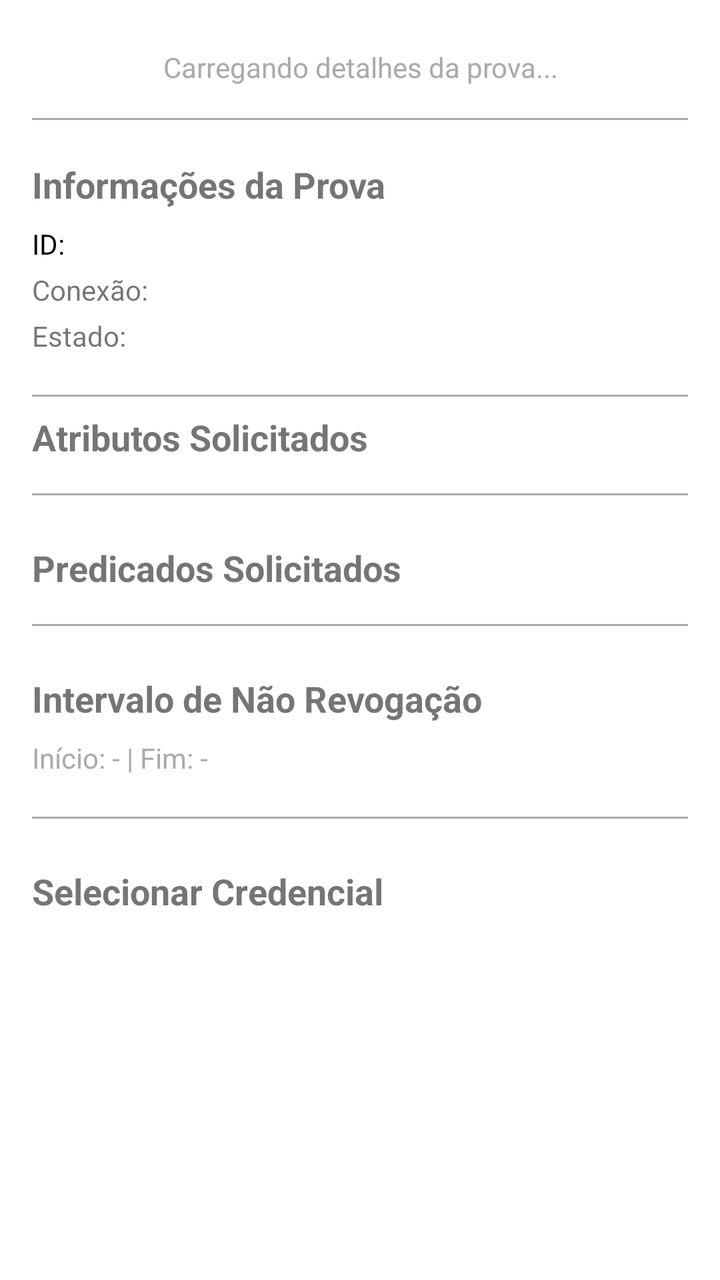
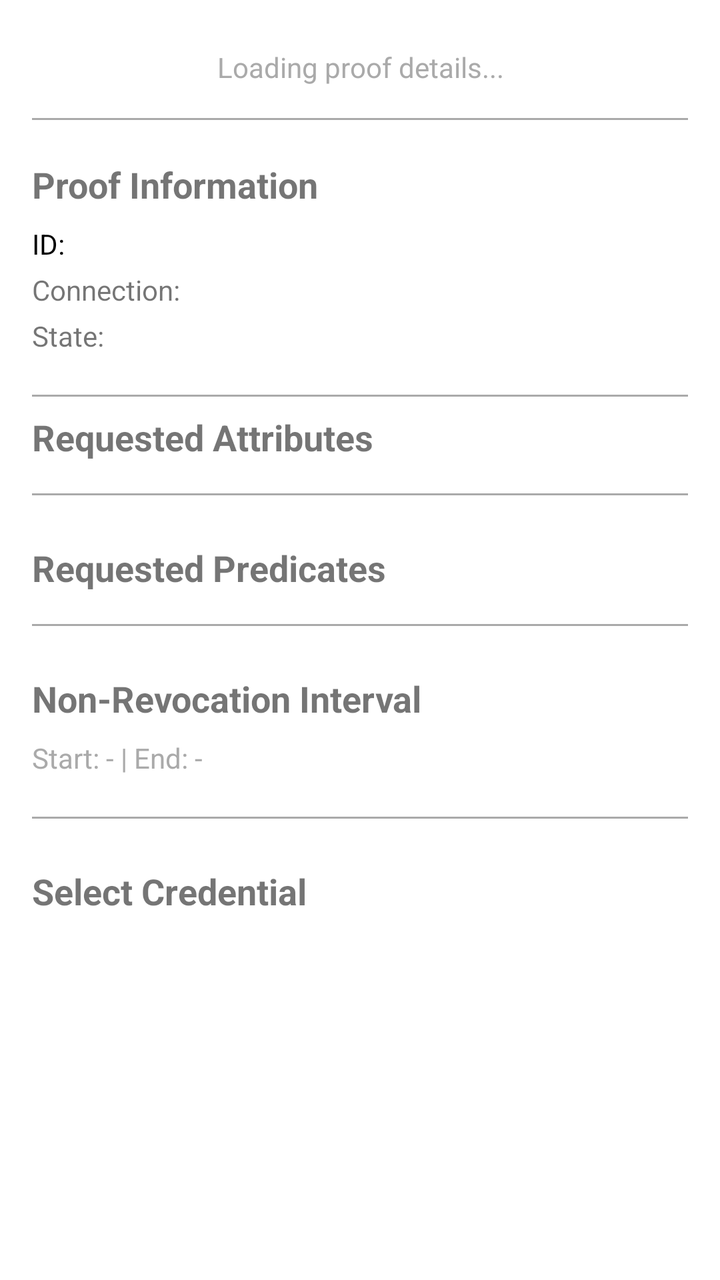

Compare the two renders of this Android layout. The source of the first and the diff that turns it into the second are given below.
<!-- AndroidManifest.xml: activity theme AppTheme.NoActionBar -->
<!-- res/layout/proof_request_detail.xml -->
<?xml version="1.0" encoding="utf-8"?>
<ScrollView xmlns:android="http://schemas.android.com/apk/res/android"
    android:id="@+id/scrollViewProof"
    android:layout_width="match_parent"
    android:layout_height="match_parent"
    android:padding="16dp"
    android:fillViewport="true">

    <LinearLayout
        android:id="@+id/proofContainer"
        android:layout_width="match_parent"
        android:layout_height="wrap_content"
        android:orientation="vertical">

        <ProgressBar
            android:id="@+id/loadingProgress"
            android:layout_width="wrap_content"
            android:layout_height="wrap_content"
            android:layout_gravity="center_horizontal"
            android:visibility="gone"
            android:indeterminate="true" />

        <TextView
            android:id="@+id/proofStatusMessage"
            android:layout_width="match_parent"
            android:layout_height="wrap_content"
            android:gravity="center"
            android:text="Carregando detalhes da prova..."
            android:textSize="14sp"
            android:padding="8dp"
            android:textColor="@android:color/darker_gray" />

        
        <LinearLayout
            android:id="@+id/statusCard"
            android:layout_width="match_parent"
            android:layout_height="wrap_content"
            android:orientation="horizontal"
            android:padding="12dp"
            android:gravity="center_vertical"
            android:background="@drawable/status_card_background"
            android:visibility="gone">

            <ImageView
                android:id="@+id/statusIcon"
                android:layout_width="24dp"
                android:layout_height="24dp"
                android:layout_marginEnd="8dp" />

            <TextView
                android:id="@+id/statusText"
                android:layout_width="0dp"
                android:layout_height="wrap_content"
                android:layout_weight="1"
                android:textSize="14sp"
                android:textColor="@android:color/black" />
        </LinearLayout>

        
        <View
            android:layout_width="match_parent"
            android:layout_height="1dp"
            android:background="@android:color/darker_gray"
            android:layout_marginVertical="8dp" />

        <TextView
            android:id="@+id/headerProofInfo"
            android:layout_width="match_parent"
            android:layout_height="wrap_content"
            android:text="Informações da Prova"
            android:textStyle="bold"
            android:textSize="18sp"
            android:paddingTop="12dp"
            android:paddingBottom="8dp" />

        <TextView
            android:id="@+id/proofId"
            android:layout_width="match_parent"
            android:layout_height="wrap_content"
            android:text="ID: "
            android:textColor="@android:color/black"
            android:paddingBottom="4dp" />

        <TextView
            android:id="@+id/proofConnection"
            android:layout_width="match_parent"
            android:layout_height="wrap_content"
            android:text="Conexão: "
            android:paddingBottom="4dp" />

        <TextView
            android:id="@+id/proofState"
            android:layout_width="match_parent"
            android:layout_height="wrap_content"
            android:text="Estado: "
            android:paddingBottom="12dp" />

        
        <View
            android:layout_width="match_parent"
            android:layout_height="1dp"
            android:background="@android:color/darker_gray"
            android:layout_marginVertical="8dp" />

        <TextView
            android:id="@+id/requestedAttributesHeader"
            android:layout_width="match_parent"
            android:layout_height="wrap_content"
            android:text="Atributos Solicitados"
            android:textStyle="bold"
            android:textSize="18sp"
            android:paddingBottom="8dp" />

        <LinearLayout
            android:id="@+id/requestedAttributesContainer"
            android:layout_width="match_parent"
            android:layout_height="wrap_content"
            android:orientation="vertical" />

        
        <View
            android:layout_width="match_parent"
            android:layout_height="1dp"
            android:background="@android:color/darker_gray"
            android:layout_marginVertical="8dp" />

        
        <TextView
            android:id="@+id/requestedPredicatesHeader"
            android:layout_width="match_parent"
            android:layout_height="wrap_content"
            android:text="Predicados Solicitados"
            android:textStyle="bold"
            android:textSize="18sp"
            android:paddingTop="16dp"
            android:paddingBottom="8dp" />

        <LinearLayout
            android:id="@+id/requestedPredicatesContainer"
            android:layout_width="match_parent"
            android:layout_height="wrap_content"
            android:orientation="vertical" />

        
        <View
            android:layout_width="match_parent"
            android:layout_height="1dp"
            android:background="@android:color/darker_gray"
            android:layout_marginVertical="8dp" />

        
        <TextView
            android:id="@+id/nonRevokedHeader"
            android:layout_width="match_parent"
            android:layout_height="wrap_content"
            android:text="Intervalo de Não Revogação"
            android:textStyle="bold"
            android:textSize="18sp"
            android:paddingTop="16dp"
            android:paddingBottom="8dp" />

        <TextView
            android:id="@+id/nonRevokedInterval"
            android:layout_width="match_parent"
            android:layout_height="wrap_content"
            android:text="Início: - | Fim: -"
            android:textColor="@android:color/darker_gray"
            android:paddingBottom="12dp" />

        
        <View
            android:layout_width="match_parent"
            android:layout_height="1dp"
            android:background="@android:color/darker_gray"
            android:layout_marginVertical="8dp" />

        <TextView
            android:id="@+id/selectCredentialHeader"
            android:layout_width="match_parent"
            android:layout_height="wrap_content"
            android:text="Selecionar Credencial"
            android:textStyle="bold"
            android:textSize="18sp"
            android:paddingTop="16dp"
            android:paddingBottom="8dp" />

        <Spinner
            android:id="@+id/credentialSpinner"
            android:layout_width="match_parent"
            android:layout_height="wrap_content"
            android:spinnerMode="dropdown"
            android:visibility="gone" />

        <Button
            android:id="@+id/btnSendProof"
            android:layout_width="match_parent"
            android:layout_height="wrap_content"
            android:text="✅ Accept and send proof"
            android:backgroundTint="@color/teal_700"
            android:textColor="@android:color/white"
            android:layout_marginTop="20dp"
            android:visibility="gone" />
    </LinearLayout>
</ScrollView>
<!-- resources referenced by this layout -->
<resources>
  <color name="teal_700">#00796B</color>
  <!-- drawable status_card_background (drawable) -->
  <shape xmlns:android="http://schemas.android.com/apk/res/android" android:shape="rectangle">
      <corners android:radius="12dp" />
      <solid android:color="#F3F3F3" />
  </shape>
  <style name="AppTheme.NoActionBar" parent="Theme.MaterialComponents.DayNight.NoActionBar">
          <item name="toolbarStyle">@style/WhiteToolbar</item>
      </style>
  <style name="WhiteToolbar" parent="Widget.AppCompat.Toolbar">
          <item name="titleTextColor">@android:color/white</item>
          <item name="navigationIconTint">@android:color/white</item>
          <item name="android:background">@color/teal_700</item>
      </style>
</resources>

<!-- the commit's change to res/layout/proof_request_detail.xml (unified diff, before → after) -->
@@ -25,12 +25,11 @@
             android:layout_width="match_parent"
             android:layout_height="wrap_content"
             android:gravity="center"
-            android:text="Carregando detalhes da prova..."
+            android:text="Loading proof details..."
             android:textSize="14sp"
             android:padding="8dp"
             android:textColor="@android:color/darker_gray" />
 
-        
         <LinearLayout
             android:id="@+id/statusCard"
             android:layout_width="match_parent"
@@ -56,7 +55,6 @@
                 android:textColor="@android:color/black" />
         </LinearLayout>
 
-        
         <View
             android:layout_width="match_parent"
             android:layout_height="1dp"
@@ -67,7 +65,7 @@
             android:id="@+id/headerProofInfo"
             android:layout_width="match_parent"
             android:layout_height="wrap_content"
-            android:text="Informações da Prova"
+            android:text="Proof Information"
             android:textStyle="bold"
             android:textSize="18sp"
             android:paddingTop="12dp"
@@ -85,17 +83,16 @@
             android:id="@+id/proofConnection"
             android:layout_width="match_parent"
             android:layout_height="wrap_content"
-            android:text="Conexão: "
+            android:text="Connection: "
             android:paddingBottom="4dp" />
 
         <TextView
             android:id="@+id/proofState"
             android:layout_width="match_parent"
             android:layout_height="wrap_content"
-            android:text="Estado: "
+            android:text="State: "
             android:paddingBottom="12dp" />
 
-        
         <View
             android:layout_width="match_parent"
             android:layout_height="1dp"
@@ -106,7 +103,7 @@
             android:id="@+id/requestedAttributesHeader"
             android:layout_width="match_parent"
             android:layout_height="wrap_content"
-            android:text="Atributos Solicitados"
+            android:text="Requested Attributes"
             android:textStyle="bold"
             android:textSize="18sp"
             android:paddingBottom="8dp" />
@@ -117,19 +114,17 @@
             android:layout_height="wrap_content"
             android:orientation="vertical" />
 
-        
         <View
             android:layout_width="match_parent"
             android:layout_height="1dp"
             android:background="@android:color/darker_gray"
             android:layout_marginVertical="8dp" />
 
-        
         <TextView
             android:id="@+id/requestedPredicatesHeader"
             android:layout_width="match_parent"
             android:layout_height="wrap_content"
-            android:text="Predicados Solicitados"
+            android:text="Requested Predicates"
             android:textStyle="bold"
             android:textSize="18sp"
             android:paddingTop="16dp"
@@ -141,19 +136,17 @@
             android:layout_height="wrap_content"
             android:orientation="vertical" />
 
-        
         <View
             android:layout_width="match_parent"
             android:layout_height="1dp"
             android:background="@android:color/darker_gray"
             android:layout_marginVertical="8dp" />
 
-        
         <TextView
             android:id="@+id/nonRevokedHeader"
             android:layout_width="match_parent"
             android:layout_height="wrap_content"
-            android:text="Intervalo de Não Revogação"
+            android:text="Non-Revocation Interval"
             android:textStyle="bold"
             android:textSize="18sp"
             android:paddingTop="16dp"
@@ -163,11 +156,10 @@
             android:id="@+id/nonRevokedInterval"
             android:layout_width="match_parent"
             android:layout_height="wrap_content"
-            android:text="Início: - | Fim: -"
+            android:text="Start: - | End: -"
             android:textColor="@android:color/darker_gray"
             android:paddingBottom="12dp" />
 
-        
         <View
             android:layout_width="match_parent"
             android:layout_height="1dp"
@@ -178,7 +170,7 @@
             android:id="@+id/selectCredentialHeader"
             android:layout_width="match_parent"
             android:layout_height="wrap_content"
-            android:text="Selecionar Credencial"
+            android:text="Select Credential"
             android:textStyle="bold"
             android:textSize="18sp"
             android:paddingTop="16dp"
@@ -195,7 +187,7 @@
             android:id="@+id/btnSendProof"
             android:layout_width="match_parent"
             android:layout_height="wrap_content"
-            android:text="✅ Accept and send proof"
+            android:text="Accept and send proof"
             android:backgroundTint="@color/teal_700"
             android:textColor="@android:color/white"
             android:layout_marginTop="20dp"
